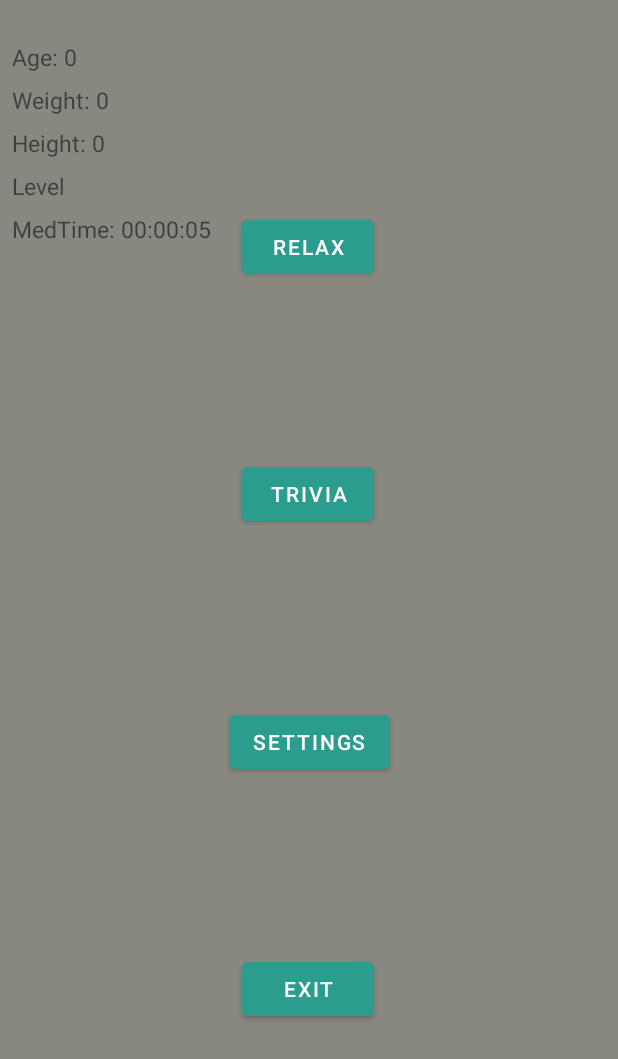
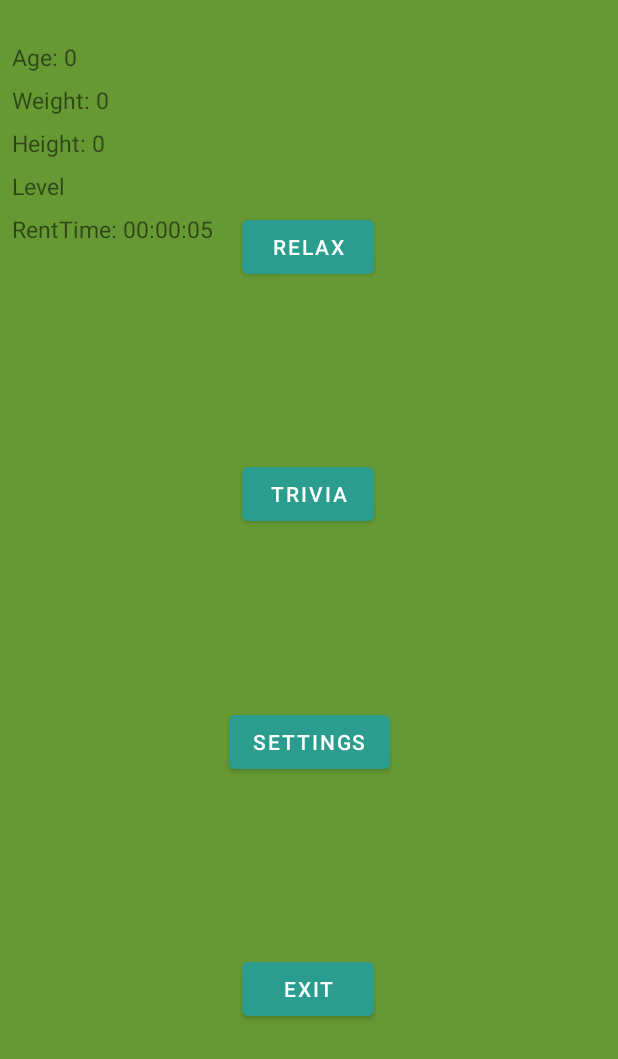
Before and after one commit to Pall00/AndroidProjektiRentoutusApp, an Android app: the SetupMenu screen opened directly, with no data from a screen before it, on a phone screen of 412 x 824 dp. Shown: the top 1059 px of the screen. Run offline under Robolectric (Android 15) with nearby library versions, the phone set to English and light mode, and no system bars.

Commit message:
UI color change

```diff
--- a/app/src/main/java/com/example/androidprojectirentoutusapp/MainActivity.java
+++ b/app/src/main/java/com/example/androidprojectirentoutusapp/MainActivity.java
@@ -98,7 +98,7 @@ public class MainActivity extends AppCompatActivity {
             String json = userdata.getString("User1", "0");
             User user = gson.fromJson(json, User.class);
 
-            User.getInstance().setValues(user.getAge(), user.getWeight(), user.getHeight(), user.getName(), user.getLevel(), user.getMeditationTime(), user.getId());
+            User.getInstance().setValues(user.getAge(), user.getWeight(), user.getHeight(), user.getName(), user.getLevel(), user.getRelaxingTime(), user.getId());
 
             startActivity(loginIntent);
         }
@@ -107,7 +107,7 @@ public class MainActivity extends AppCompatActivity {
             String json = userdata.getString("User2", "0");
             User user = gson.fromJson(json, User.class);
 
-            User.getInstance().setValues(user.getAge(), user.getWeight(), user.getHeight(), user.getName(), user.getLevel(), user.getMeditationTime(), user.getId());
+            User.getInstance().setValues(user.getAge(), user.getWeight(), user.getHeight(), user.getName(), user.getLevel(), user.getRelaxingTime(), user.getId());
 
             startActivity(loginIntent);
         }
@@ -116,7 +116,7 @@ public class MainActivity extends AppCompatActivity {
             String json = userdata.getString("User3", "0");
             User user = gson.fromJson(json, User.class);
 
-            User.getInstance().setValues(user.getAge(), user.getWeight(), user.getHeight(), user.getName(), user.getLevel(), user.getMeditationTime(), user.getId());
+            User.getInstance().setValues(user.getAge(), user.getWeight(), user.getHeight(), user.getName(), user.getLevel(), user.getRelaxingTime(), user.getId());
 
             startActivity(loginIntent);
         }
--- a/app/src/main/java/com/example/androidprojectirentoutusapp/Relaxing.java
+++ b/app/src/main/java/com/example/androidprojectirentoutusapp/Relaxing.java
@@ -68,7 +68,7 @@ public class Relaxing extends AppCompatActivity {
                     }
                     if (timerOn) {
                         User.getInstance().levelUp();
-                        User.getInstance().addMeditationTime(aika);
+                        User.getInstance().addRelaxingTime(aika);
                     }
                     timerOn = false;
                     aika = 0;
@@ -177,7 +177,7 @@ public class Relaxing extends AppCompatActivity {
                 @Override
                 public void onClick(View v) {
                     myexitDialog.dismiss();
-                    User.getInstance().addMeditationTime(aika);
+                    User.getInstance().addRelaxingTime(aika);
                     aika = 0;
                     timerOn = false;
                     mediaPlayer.stop();
--- a/app/src/main/java/com/example/androidprojectirentoutusapp/SetupMenu.java
+++ b/app/src/main/java/com/example/androidprojectirentoutusapp/SetupMenu.java
@@ -5,7 +5,6 @@ import androidx.appcompat.app.AppCompatActivity;
 import android.app.Dialog;
 import android.content.Intent;
 import android.content.SharedPreferences;
-import android.media.MediaPlayer;
 import android.os.Bundle;
 import android.view.View;
 import android.widget.Button;
@@ -223,17 +222,17 @@ public class SetupMenu extends AppCompatActivity {
         TextView tvWeight = findViewById(R.id.textViewWeight);
         TextView tvHeight = findViewById(R.id.textViewHeight);
         TextView tvLevel = findViewById(R.id.textViewLevel);
-        TextView tvMeditation = findViewById(R.id.textViewMeditationtime);
+        TextView tvRelaxing = findViewById(R.id.textViewRelaxingTime);
 
-        int hours = User.getInstance().getMeditationTime() / 3600;
-        int minutes = (User.getInstance().getMeditationTime() % 3600) / 60;
-        int seconds = User.getInstance().getMeditationTime() % 60;
+        int hours = User.getInstance().getRelaxingTime() / 3600;
+        int minutes = (User.getInstance().getRelaxingTime() % 3600) / 60;
+        int seconds = User.getInstance().getRelaxingTime() % 60;
         String timeString = String.format("%02d:%02d:%02d", hours, minutes, seconds);
         tvUsername.setText((User.getInstance().getName()));
         tvAge.setText("Age: " + Integer.toString(User.getInstance().getAge()));
         tvWeight.setText("Weight: " + Integer.toString(User.getInstance().getWeight()));
         tvHeight.setText("Height: " + Integer.toString(User.getInstance().getHeight()));
-        tvMeditation.setText("MedTime: " + timeString);
+        tvRelaxing.setText("RentTime: " + timeString);
     }
     public void onResume(){
         super.onResume();
--- a/app/src/main/java/com/example/androidprojectirentoutusapp/User.java
+++ b/app/src/main/java/com/example/androidprojectirentoutusapp/User.java
@@ -6,7 +6,7 @@ public class User {
     private int height;
     private String name;
     private int level;
-    private int meditationTime;
+    private int relaxingTime;
     private static final User ourInstance = new User();
     private int id;
 
@@ -17,13 +17,13 @@ public class User {
         return ourInstance;
     }
 
-    public void setValues(int age, int weight, int height, String name, int level, int meditationTime, int id) {
+    public void setValues(int age, int weight, int height, String name, int level, int relaxingTime, int id) {
         this.age = age;
         this.weight = weight;
         this.height = height;
         this.name = name;
         this.level = level;
-        this.meditationTime = meditationTime;
+        this.relaxingTime = relaxingTime;
         this.id = id;
     }
 
@@ -55,7 +55,7 @@ public class User {
 
     public void resetData(){
         this.level = 0;
-        this.meditationTime = 0;
+        this.relaxingTime = 0;
     }
 
     public void setAge(int age) {
@@ -90,12 +90,12 @@ public class User {
         return level;
     }
 
-    public int getMeditationTime() {
-        return meditationTime;
+    public int getRelaxingTime() {
+        return relaxingTime;
     }
 
-    public void addMeditationTime(int time) {
-        this.meditationTime += time;
+    public void addRelaxingTime(int time) {
+        this.relaxingTime += time;
     }
 
 }
--- a/app/src/main/res/layout/activity_create_user.xml
+++ b/app/src/main/res/layout/activity_create_user.xml
@@ -4,7 +4,7 @@
     xmlns:tools="http://schemas.android.com/tools"
     android:layout_width="match_parent"
     android:layout_height="match_parent"
-    android:background="@color/gray"
+    android:background="@color/green"
     tools:context=".CreateUser">
 
     <EditText
--- a/app/src/main/res/layout/activity_main.xml
+++ b/app/src/main/res/layout/activity_main.xml
@@ -4,7 +4,7 @@
     xmlns:tools="http://schemas.android.com/tools"
     android:layout_width="match_parent"
     android:layout_height="match_parent"
-    android:background="@color/gray"
+    android:background="@color/green"
     tools:context=".MainActivity">
 
 
--- a/app/src/main/res/layout/activity_setup_menu.xml
+++ b/app/src/main/res/layout/activity_setup_menu.xml
@@ -4,7 +4,7 @@
     xmlns:tools="http://schemas.android.com/tools"
     android:layout_width="match_parent"
     android:layout_height="match_parent"
-    android:background="@color/gray"
+    android:background="@color/green"
     tools:context=".SetupMenu">
 
     <Button
@@ -144,7 +144,7 @@
         app:layout_constraintTop_toBottomOf="@+id/textViewHeight" />
 
     <TextView
-        android:id="@+id/textViewMeditationtime"
+        android:id="@+id/textViewRelaxingTime"
         android:layout_width="wrap_content"
         android:layout_height="wrap_content"
         android:layout_marginStart="8dp"
--- a/app/src/main/res/layout/activity_trivia.xml
+++ b/app/src/main/res/layout/activity_trivia.xml
@@ -4,7 +4,7 @@
     xmlns:tools="http://schemas.android.com/tools"
     android:layout_width="match_parent"
     android:layout_height="match_parent"
-    android:background="@color/gray"
+    android:background="@color/green"
     tools:context=".activity_trivia">
 
     <ListView
--- a/app/src/main/res/layout/activity_trivia_details.xml
+++ b/app/src/main/res/layout/activity_trivia_details.xml
@@ -3,7 +3,7 @@
     xmlns:app="http://schemas.android.com/apk/res-auto"
     xmlns:tools="http://schemas.android.com/tools"
     android:layout_width="match_parent"
-    android:background="@color/gray"
+    android:background="@color/green"
     android:layout_height="match_parent"
     tools:context=".TriviaDetailsActivity">
 
--- a/app/src/main/res/layout/exitpopup.xml
+++ b/app/src/main/res/layout/exitpopup.xml
@@ -5,7 +5,7 @@
     android:orientation="vertical"
     android:layout_width="250dp"
     android:layout_height="150dp"
-    android:background="@color/gray"
+    android:background="@color/green"
     android:layout_gravity="center">
 
     <Button
--- a/app/src/main/res/layout/makingsurepopup.xml
+++ b/app/src/main/res/layout/makingsurepopup.xml
@@ -5,7 +5,7 @@
     android:orientation="vertical"
     android:layout_width="250dp"
     android:layout_height="150dp"
-    android:background="@color/gray"
+    android:background="@color/green"
     android:layout_gravity="center">
 
     <Button
--- a/app/src/main/res/layout/settingspopup.xml
+++ b/app/src/main/res/layout/settingspopup.xml
@@ -5,7 +5,7 @@
     android:layout_width="300dp"
     android:layout_height="600dp"
     android:layout_gravity="center"
-    android:background="@color/gray">
+    android:background="@color/green">
 
     <EditText
         android:id="@+id/textViewchangeName"
--- a/app/src/main/res/values/colors.xml
+++ b/app/src/main/res/values/colors.xml
@@ -9,4 +9,5 @@
     <color name="white">#FFFFFFFF</color>
     <color name="red">#FF0006</color>
     <color name="gray">#888881</color>
+    <color name="green">#669933</color>
 </resources>
```
